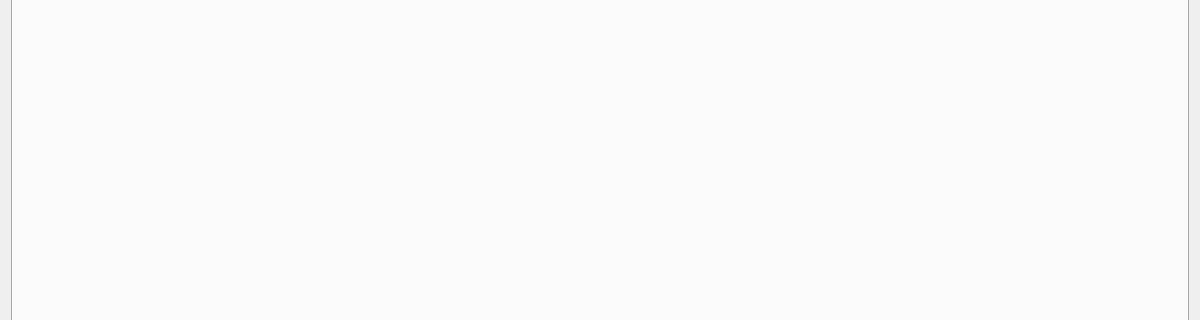
First picture: the form in ui/main_frame.ui, repository sunningxiao/RFSdemo, before the edit; both pictures show x 0 to 1200 and y 220 to 540 of the 1200 by 995 pixel window.
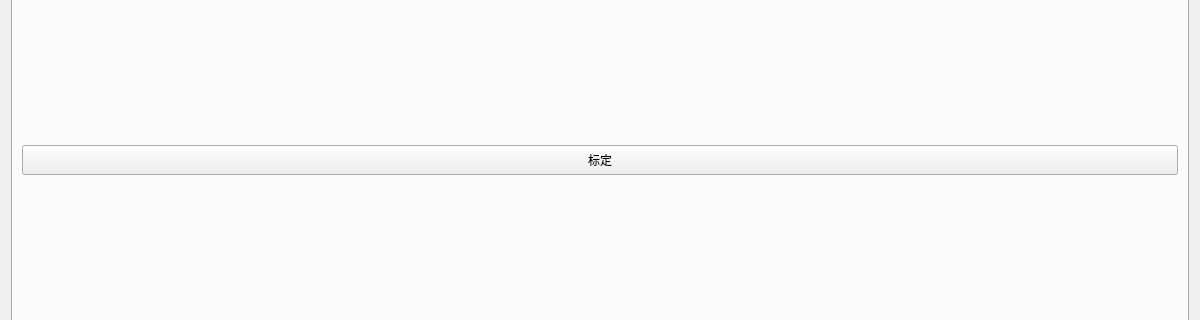
Second picture: the form after the edit. The open tabs and pages were chosen to show the change.

What changed in the file:
```diff
--- a/ui/main_frame.ui
+++ b/ui/main_frame.ui
@@ -69,6 +69,9 @@
        <property name="enabled">
         <bool>true</bool>
        </property>
+       <property name="tabShape">
+        <enum>QTabWidget::Rounded</enum>
+       </property>
        <property name="currentIndex">
         <number>0</number>
        </property>
@@ -78,6 +81,9 @@
          <height>16</height>
         </size>
        </property>
+       <property name="elideMode">
+        <enum>Qt::ElideNone</enum>
+       </property>
        <property name="documentMode">
         <bool>false</bool>
        </property>
@@ -966,7 +972,7 @@
        </widget>
        <widget class="QWidget" name="tab">
         <property name="enabled">
-         <bool>false</bool>
+         <bool>true</bool>
         </property>
         <property name="focusPolicy">
          <enum>Qt::NoFocus</enum>
@@ -974,7 +980,24 @@
         <attribute name="title">
          <string>通用控制</string>
         </attribute>
-        <layout class="QVBoxLayout" name="verticalLayout_2"/>
+        <layout class="QVBoxLayout" name="verticalLayout_2">
+         <item>
+          <widget class="QPushButton" name="btn_cail_from_file">
+           <property name="enabled">
+            <bool>true</bool>
+           </property>
+           <property name="minimumSize">
+            <size>
+             <width>0</width>
+             <height>30</height>
+            </size>
+           </property>
+           <property name="text">
+            <string>标定</string>
+           </property>
+          </widget>
+         </item>
+        </layout>
        </widget>
       </widget>
      </item>
```
Left out of the diff: 1458 changed lines with no effect on the pictures.
